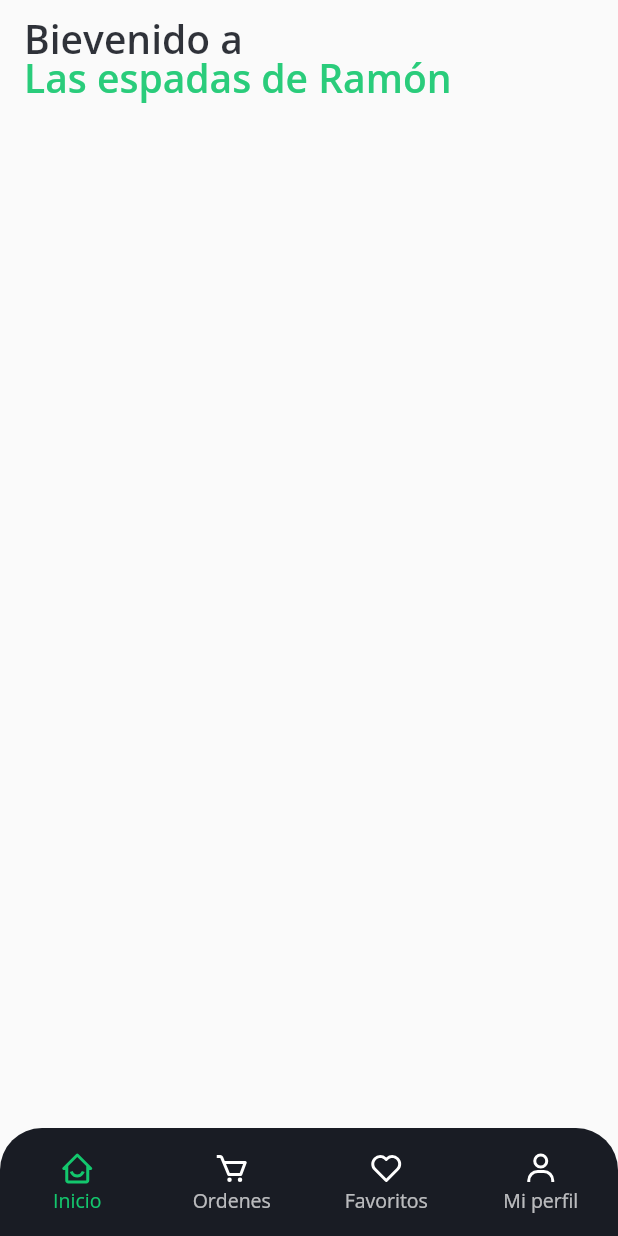
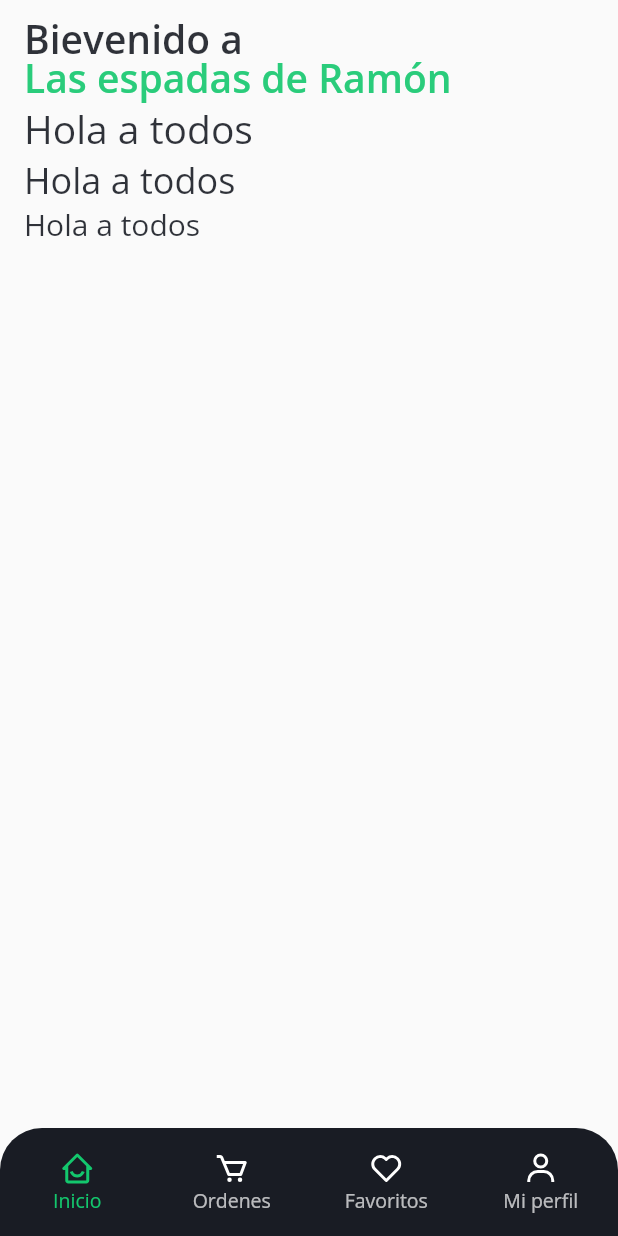
Before and after one commit to ehbarrionuevo/flutter_codigo2_menuapp, a Flutter app: the screen it shows after launch, on a phone screen of 412 x 824 dp. Run offline on Flutter 3.47's test engine with Material 2 defaults, Android fonts, the phone set to English and light mode, and no system bars; our stand-ins replace flutter_svg, google_fonts.

Commit message:
Mods 2.4

```diff
--- a/lib/ui/pages/home_page.dart
+++ b/lib/ui/pages/home_page.dart
@@ -1,6 +1,7 @@
 
 import 'package:flutter/material.dart';
 import 'package:menuapp/ui/general/colors.dart';
+import 'package:menuapp/ui/widgets/text_custom_widget.dart';
 
 class HomePage extends StatelessWidget {
   const HomePage({Key? key}) : super(key: key);
@@ -33,6 +34,11 @@ class HomePage extends StatelessWidget {
                     fontWeight: FontWeight.w600,
                   ),
                 ),
+
+                H1(text: "Hola a todos",),
+                H2(text: "Hola a todos",),
+                H3(text: "Hola a todos",),
+
               ],
             ),
           ),
--- a/lib/ui/widgets/text_custom_widget.dart
+++ b/lib/ui/widgets/text_custom_widget.dart
@@ -1,12 +1,14 @@
-
 import 'package:flutter/material.dart';
 import 'package:menuapp/ui/general/colors.dart';
 
 class OurText extends StatelessWidget {
+  final String text;
+  final double fontSize;
 
-  final String text;
-
-  OurText({required this.text});
+  OurText({
+    required this.text,
+    required this.fontSize,
+  });
 
   @override
   Widget build(BuildContext context) {
@@ -14,8 +16,51 @@ class OurText extends StatelessWidget {
       text,
       style: TextStyle(
         color: kBrandSecondaryColor.withOpacity(0.90),
+        fontSize: fontSize,
       ),
     );
   }
+}
 
+class H1 extends StatelessWidget {
+  final String text;
+
+  H1({required this.text});
+
+  @override
+  Widget build(BuildContext context) {
+    return OurText(
+      text: text,
+      fontSize: 26,
+    );
+  }
 }
+
+
+class H2 extends StatelessWidget {
+  final String text;
+
+  H2({required this.text});
+
+  @override
+  Widget build(BuildContext context) {
+    return OurText(
+      text: text,
+      fontSize: 24,
+    );
+  }
+}
+
+class H3 extends StatelessWidget {
+  final String text;
+
+  H3({required this.text});
+
+  @override
+  Widget build(BuildContext context) {
+    return OurText(
+      text: text,
+      fontSize: 20,
+    );
+  }
+}
```
